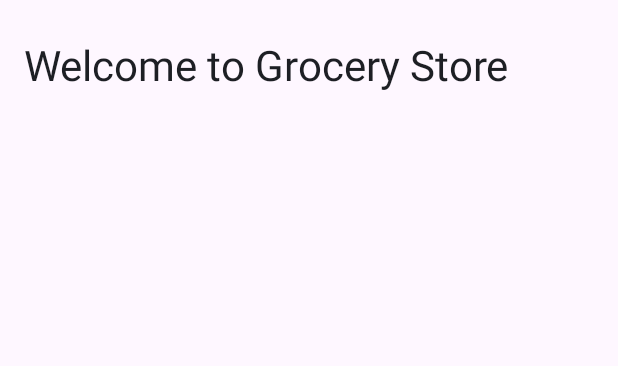
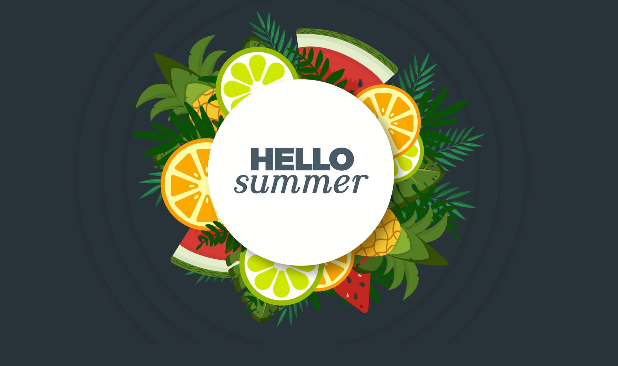
Before and after one commit to Kharka25/multi_apps, an Android app: the layout activity_grocery.xml on its own in the app's theme, with its tools: preview values and no code run, on a phone screen of 412 x 824 dp. Shown: the top 366 px of the screen. Run offline under Robolectric (Android 15) with nearby library versions, the phone set to English and light mode, and no system bars.

Commit message:
wrap up grocery app

```diff
--- a/app/src/main/res/layout/activity_grocery.xml
+++ b/app/src/main/res/layout/activity_grocery.xml
@@ -2,22 +2,32 @@
 <androidx.constraintlayout.widget.ConstraintLayout xmlns:android="http://schemas.android.com/apk/res/android"
     xmlns:app="http://schemas.android.com/apk/res-auto"
     xmlns:tools="http://schemas.android.com/tools"
+    android:background="#283339"
     android:id="@+id/groceryAppId"
     android:layout_width="match_parent"
     android:layout_height="match_parent"
     tools:context=".grocery.GroceryActivity">
 
-    <TextView
-        android:layout_width="match_parent"
-        android:layout_height="wrap_content"
-        android:layout_marginStart="16dp"
-        android:layout_marginTop="24dp"
-        android:layout_marginEnd="16dp"
-        android:text="@string/grocery_app_header"
-        android:textColor="@color/BLACK_10"
-        android:textSize="28sp"
+    <ImageView
+        android:id="@+id/listHeader"
+        android:layout_width="0dp"
+        android:layout_height="230dp"
+        android:contentDescription="@string/list_header_image"
+        android:src="@drawable/header"
         app:layout_constraintEnd_toEndOf="parent"
         app:layout_constraintStart_toStartOf="parent"
         app:layout_constraintTop_toTopOf="parent" />
 
+    <androidx.recyclerview.widget.RecyclerView
+        android:id="@+id/groceryList"
+        android:background="#283339"
+        android:layout_width="match_parent"
+        android:layout_height="0dp"
+        app:layout_constraintBottom_toBottomOf="parent"
+        app:layout_constraintEnd_toEndOf="parent"
+        app:layout_constraintHorizontal_bias="0.0"
+        app:layout_constraintStart_toStartOf="parent"
+        app:layout_constraintTop_toBottomOf="@+id/listHeader"
+        android:layout_marginTop="24dp" />
+
 </androidx.constraintlayout.widget.ConstraintLayout>
--- a/app/src/main/res/values/strings.xml
+++ b/app/src/main/res/values/strings.xml
@@ -13,4 +13,5 @@
     <string name="grocery_product_name">Product Name</string>
     <string name="product_name">Product Name</string>
     <string name="product_description">Product Description</string>
+    <string name="list_header_image">List Header Image</string>
 </resources>
```
Also changed, not shown: app/src/main/java/com/example/multiapps/grocery/GroceryActivity.java (+25 -1 lines), app/src/main/java/com/example/multiapps/grocery/GroceryAdapter.java (added, +58 -0 lines), app/src/main/res/layout/grocery_item.xml (+7 -4 lines).
